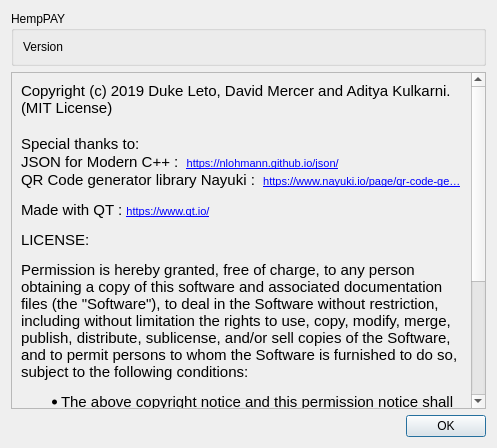
Before: the Qt Designer form src/about.ui in the-hempcoin-foundation/SilentDragon, drawn with Qt 5.
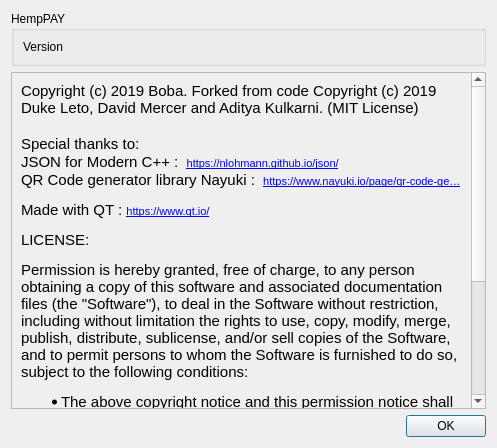
After: the same form once the commit is applied.

```diff
--- a/src/about.ui
+++ b/src/about.ui
@@ -52,7 +52,7 @@
 &lt;html&gt;&lt;head&gt;&lt;meta name=&quot;qrichtext&quot; content=&quot;1&quot; /&gt;&lt;style type=&quot;text/css&quot;&gt;
 p, li { white-space: pre-wrap; }
 &lt;/style&gt;&lt;/head&gt;&lt;body style=&quot; font-family:'MS Shell Dlg 2'; font-size:8.1pt; font-weight:400; font-style:normal;&quot;&gt;
-&lt;p style=&quot; margin-top:0px; margin-bottom:0px; margin-left:0px; margin-right:0px; -qt-block-indent:0; text-indent:0px;&quot;&gt;&lt;span style=&quot; font-family:'Ubuntu'; font-size:11pt;&quot;&gt;Copyright (c) 2019 Duke Leto, David Mercer and Aditya Kulkarni. (MIT License)&lt;/span&gt;&lt;/p&gt;
+&lt;p style=&quot; margin-top:0px; margin-bottom:0px; margin-left:0px; margin-right:0px; -qt-block-indent:0; text-indent:0px;&quot;&gt;&lt;span style=&quot; font-family:'Ubuntu'; font-size:11pt;&quot;&gt;Copyright (c) 2019 Boba. Forked from code Copyright (c) 2019  Duke Leto, David Mercer and Aditya Kulkarni. (MIT License)&lt;/span&gt;&lt;/p&gt;
 &lt;p style=&quot;-qt-paragraph-type:empty; margin-top:0px; margin-bottom:0px; margin-left:0px; margin-right:0px; -qt-block-indent:0; text-indent:0px; font-family:'Ubuntu'; font-size:11pt;&quot;&gt;&lt;br /&gt;&lt;/p&gt;
 &lt;p style=&quot; margin-top:0px; margin-bottom:0px; margin-left:0px; margin-right:0px; -qt-block-indent:0; text-indent:0px;&quot;&gt;&lt;span style=&quot; font-family:'Ubuntu'; font-size:11pt;&quot;&gt;Special thanks to:&lt;/span&gt;&lt;/p&gt;
 &lt;p style=&quot; margin-top:0px; margin-bottom:0px; margin-left:0px; margin-right:0px; -qt-block-indent:0; text-indent:0px;&quot;&gt;&lt;span style=&quot; font-family:'Ubuntu'; font-size:11pt;&quot;&gt;JSON for Modern C++ :  &lt;/span&gt;&lt;a href=&quot;https://nlohmann.github.io/json/&quot;&gt;&lt;span style=&quot; font-size:8pt; text-decoration: underline; color:#0000ff;&quot;&gt;https://nlohmann.github.io/json/&lt;/span&gt;&lt;/a&gt;&lt;/p&gt;
```
